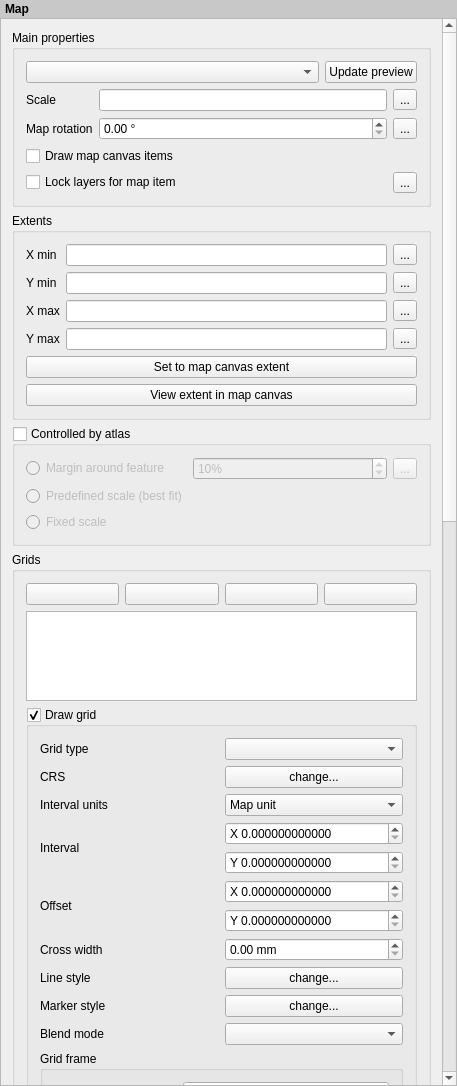
Before: the Qt Designer form src/ui/qgscomposermapwidgetbase.ui in carsmie/QGIS, drawn with Qt 5.
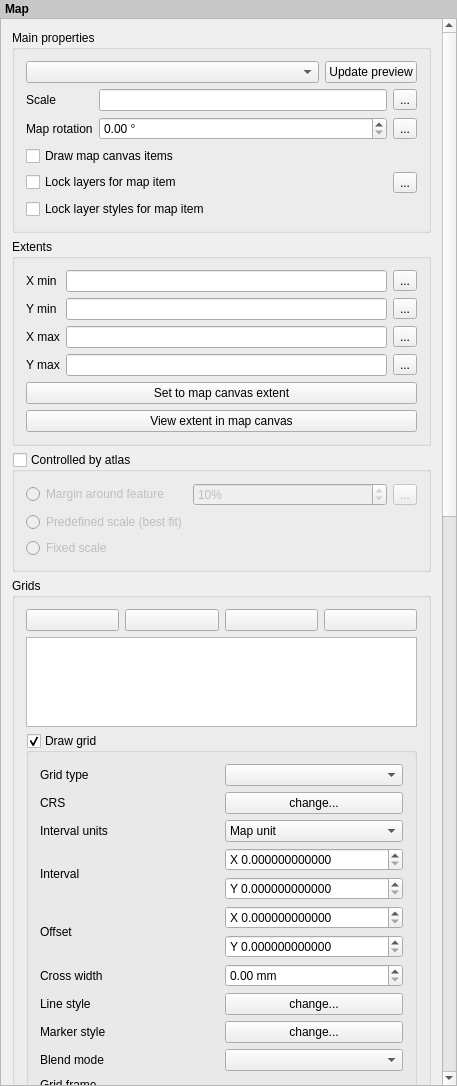
After: the same form once the commit is applied. Icons and pictures are not drawn. Custom widgets are drawn as their Qt base class.

Commit message:
[FEATURE] Composer map - optionally store layer styles
There is a new check box that allows the user to tell whether a map should
keep the layer styles (it will store the state when the check box is checked).
The stored layer styles keep a snapshot of each layer's configuration
instead of just keeping name of the style.

This solves issues with styles and visibility presets in composer which were
not completely compatible.

This code has been funded by Tuscany Region (Italy) - SITA (CIG: 6002233F59)
and commissioned to Gis3W s.a.s.

Diff of the .ui file:
```diff
--- a/src/ui/qgscomposermapwidgetbase.ui
+++ b/src/ui/qgscomposermapwidgetbase.ui
@@ -55,8 +55,8 @@
        <rect>
         <x>0</x>
         <y>0</y>
-        <width>484</width>
-        <height>2451</height>
+        <width>447</width>
+        <height>2546</height>
        </rect>
       </property>
       <property name="sizePolicy">
@@ -205,6 +205,13 @@
             </item>
            </layout>
           </item>
+          <item row="6" column="0" colspan="2">
+           <widget class="QCheckBox" name="mKeepLayerStylesCheckBox">
+            <property name="text">
+             <string>Lock layer styles for map item</string>
+            </property>
+           </widget>
+          </item>
          </layout>
         </widget>
        </item>
```
Left out of the diff: 13 changed lines with no effect on the pictures. The commit also changes 13 other files.
